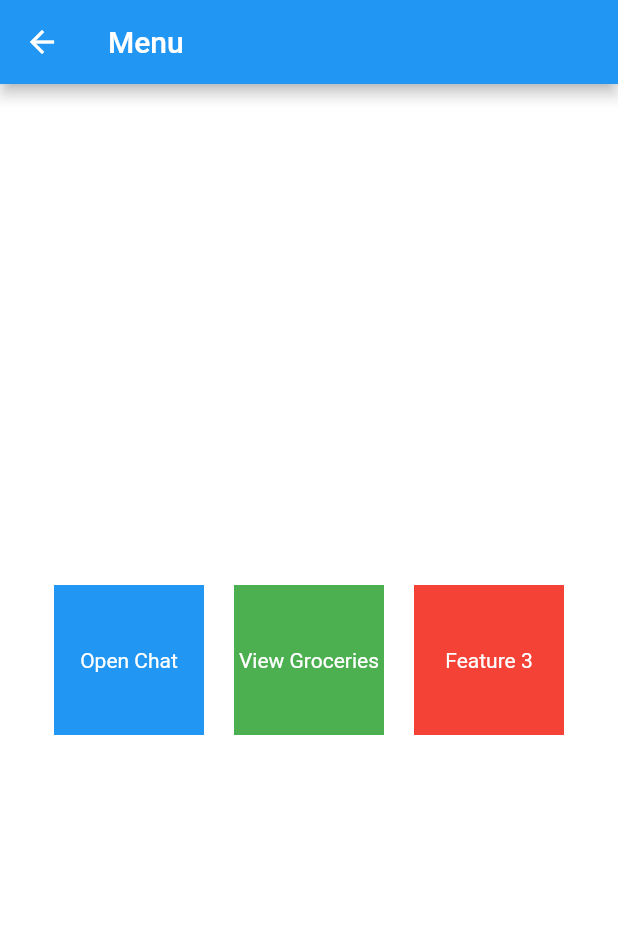
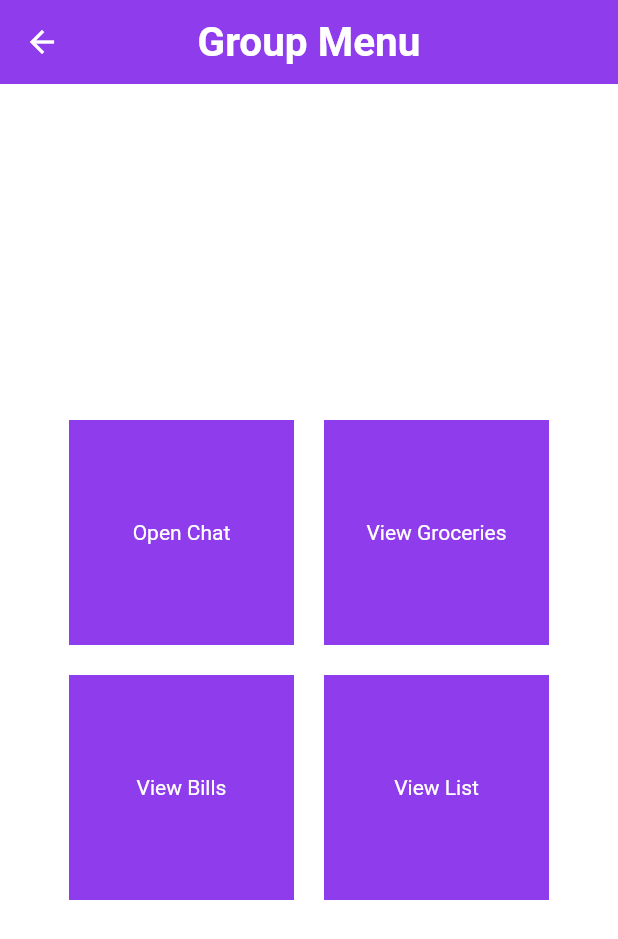
Before and after one commit to justinw1107/houseshare, a Flutter app: the GroupMenu screen opened directly with empty values, on a phone screen of 412 x 824 dp. Shown: the top 939 px of the screen. Run offline on Flutter 3.47's test engine with Material 2 defaults, Android fonts, the light colour scheme and no system bars; our stand-ins replace cloud_firestore, firebase_auth, firebase_core, shared_preferences; accounts and stored records are empty.

Commit message:
added themes to pages

```diff
--- a/lib/pages/group_menu.dart
+++ b/lib/pages/group_menu.dart
@@ -23,10 +23,19 @@ class _GroupMenuState extends State<GroupMenu> {
   Widget build(BuildContext context) {
     return Scaffold(
       appBar: AppBar(
-        title: const Text('Menu'),
+        elevation: 0,
+        centerTitle: true,
+        backgroundColor: Theme.of(context).primaryColor,
+        title: const Text(
+          "Group Menu",
+          style: TextStyle(
+              color: Colors.white, fontWeight: FontWeight.bold, fontSize: 27),
         ),
-      body: Center(
-        child: Row(
+      ),
+      body: Column(
+        mainAxisAlignment: MainAxisAlignment.center,
+        children: [
+          Row(
             mainAxisAlignment: MainAxisAlignment.center,
             children: [
               GestureDetector(
@@ -40,12 +49,12 @@ class _GroupMenuState extends State<GroupMenu> {
                       ));
                 },
                 child: Container(
-                width: 100,
-                height: 100,
-                color: Colors.blue,
+                  width: 150,
+                  height: 150,
+                  color: Theme.of(context).primaryColor,
                   child: const Center(
-                  child:
-                      Text('Open Chat', style: TextStyle(color: Colors.white)),
+                    child: Text('Open Chat',
+                        style: TextStyle(color: Colors.white)),
                   ),
                 ),
               ),
@@ -55,11 +64,31 @@ class _GroupMenuState extends State<GroupMenu> {
                   nextScreen(context, KrogerShopPage());
                 },
                 child: Container(
-                width: 100,
-                height: 100,
-                color: Colors.green,
+                  width: 150,
+                  height: 150,
+                  color: Theme.of(context).primaryColor,
                   child: const Center(
                     child: Text('View Groceries',
+                        style: TextStyle(color: Colors.white)),
+                  ),
+                ),
+              ),
+            ],
+          ),
+          const SizedBox(height: 20),
+          Row(
+            mainAxisAlignment: MainAxisAlignment.center,
+            children: [
+              GestureDetector(
+                onTap: () {
+                  // Navigate to feature 3
+                },
+                child: Container(
+                  width: 150,
+                  height: 150,
+                  color: Theme.of(context).primaryColor,
+                  child: const Center(
+                    child: Text('View Bills',
                         style: TextStyle(color: Colors.white)),
                   ),
                 ),
@@ -67,20 +96,21 @@ class _GroupMenuState extends State<GroupMenu> {
               const SizedBox(width: 20),
               GestureDetector(
                 onTap: () {
-                // Navigate to feature 3
+                  // Navigate to feature 4
                 },
                 child: Container(
-                width: 100,
-                height: 100,
-                color: Colors.red,
+                  width: 150,
+                  height: 150,
+                  color: Theme.of(context).primaryColor,
                   child: const Center(
-                  child:
-                      Text('Feature 3', style: TextStyle(color: Colors.white)),
+                    child: Text('View List',
+                        style: TextStyle(color: Colors.white)),
                   ),
                 ),
               ),
             ],
           ),
+        ],
       ),
     );
   }
--- a/lib/pages/kroger_shop_page.dart
+++ b/lib/pages/kroger_shop_page.dart
@@ -2,6 +2,7 @@ import 'package:flutter/material.dart';
 import 'package:houseshare/service/auth_service.dart';
 import 'package:houseshare/service/product_service.dart';
 import 'package:houseshare/widgets/show_product_list.dart';
+import 'package:houseshare/service/database_service.dart';
 
 class KrogerShopPage extends StatefulWidget {
   @override
@@ -30,6 +31,11 @@ class _KrogerShopPageState extends State<KrogerShopPage> {
         await ProductService.searchForProducts(_accessToken, searchTerm);
   }
 
+  // // This function adds a product to the list collection in the database
+  // Future<void> _addToSelectedProducts(dynamic product) async {
+  //    await DatabaseService.storeProduct(product);
+  // }
+
   void _addToSelectedProducts(dynamic product) {
     setState(() {
       _selectedProducts.add(product);
@@ -41,7 +47,14 @@ class _KrogerShopPageState extends State<KrogerShopPage> {
     return MaterialApp(
       home: Scaffold(
         appBar: AppBar(
-          title: Text('Kroger API test'),
+          elevation: 0,
+          centerTitle: true,
+          backgroundColor: Theme.of(context).primaryColor,
+          title: const Text(
+            "Kroger API test",
+            style: TextStyle(
+                color: Colors.white, fontWeight: FontWeight.bold, fontSize: 27),
+          ),
           actions: [
             IconButton(
               icon: Icon(Icons.shopping_cart),
--- a/lib/shared/constants.dart
+++ b/lib/shared/constants.dart
@@ -5,5 +5,5 @@ class Constants {
   static String apiKey = "AIzaSyADZ6Uq-pFQIWMdkGeh7JIozEY7jJM6r_I";
   static String messagingSenderId = "634480644405";
   static String projectId = "chatappflutter-13318";
-  final primaryColor = const Color(0xFFee7b64);
+  final primaryColor = Color.fromARGB(255, 143, 61, 236);
 }
--- a/lib/widgets/group_tile.dart
+++ b/lib/widgets/group_tile.dart
@@ -52,10 +52,6 @@ class _GroupTileState extends State<GroupTile> {
             widget.groupName,
             style: const TextStyle(fontWeight: FontWeight.bold),
           ),
-          subtitle: Text(
-            "Join the conversation as ${widget.userName}",
-            style: const TextStyle(fontSize: 13),
-          ),
         ),
       ),
     );
--- a/lib/widgets/show_product_list.dart
+++ b/lib/widgets/show_product_list.dart
@@ -10,7 +10,14 @@ class SelectedProductsPage extends StatelessWidget {
   Widget build(BuildContext context) {
     return Scaffold(
       appBar: AppBar(
-        title: Text('Selected Products'),
+        elevation: 0,
+        centerTitle: true,
+        backgroundColor: Theme.of(context).primaryColor,
+        title: const Text(
+          "Selected Products",
+          style: TextStyle(
+              color: Colors.white, fontWeight: FontWeight.bold, fontSize: 27),
+        ),
       ),
       body: selectedProducts.isEmpty
           ? Center(
```
Also changed, not shown: lib/service/database_service.dart (+15 -0 lines). Lines whose indentation alone changed are shown as unchanged.
